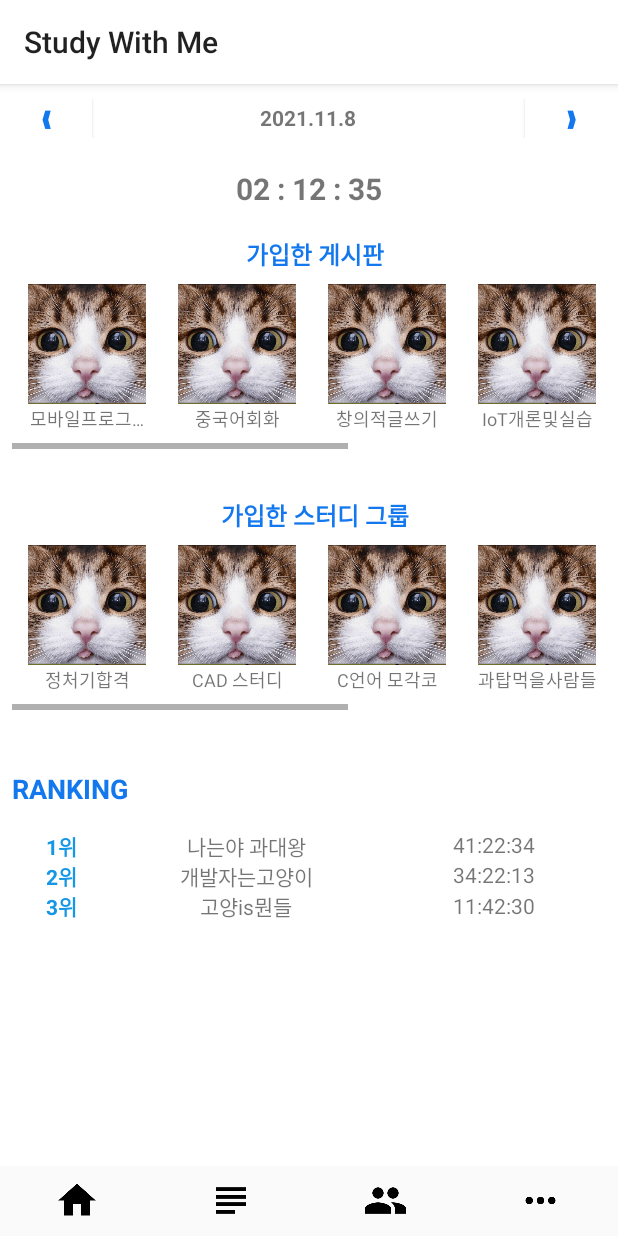
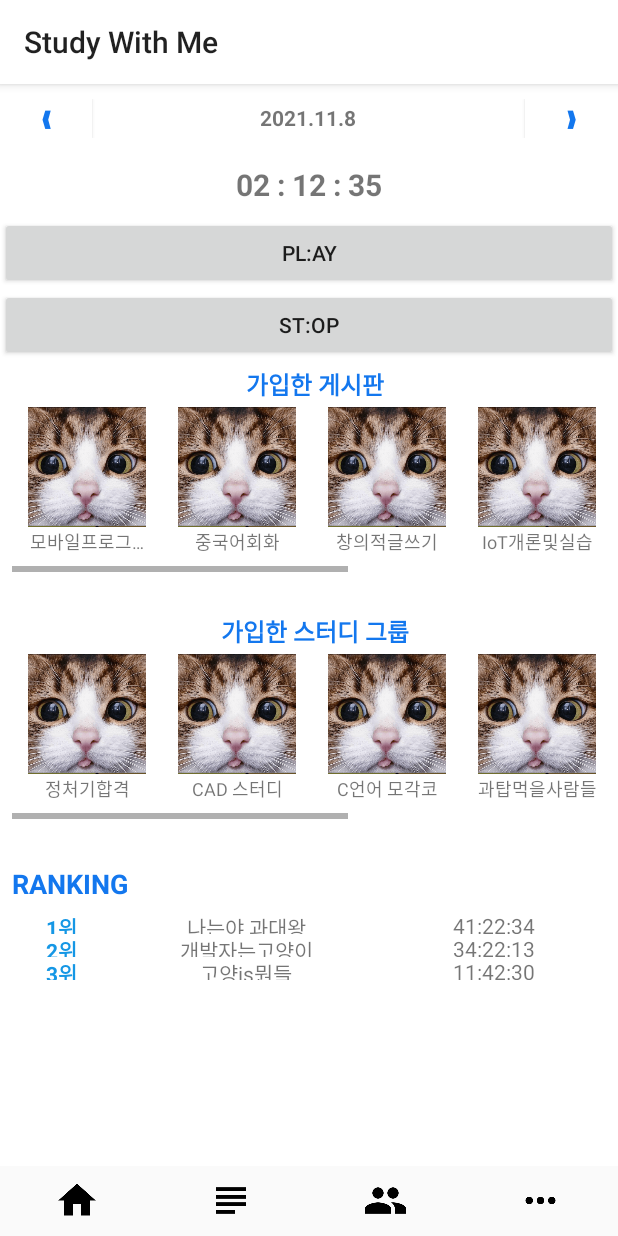
Before and after one commit to dev-cjwgit/StudyWithMeApplication, an Android app: the MainActivity screen opened directly, with no data from a screen before it, on a phone screen of 412 x 824 dp. Run offline under Robolectric (Android 15) with nearby library versions, the light colour scheme and no system bars.

Commit message:
1. main timer 버튼 대충 만듦

```diff
--- a/app/src/main/AndroidManifest.xml
+++ b/app/src/main/AndroidManifest.xml
@@ -9,6 +9,7 @@
         android:roundIcon="@mipmap/ic_launcher_round"
         android:supportsRtl="true"
         android:theme="@style/Theme.StudyWithMeApplication">
+
         <activity
             android:name=".AnswerDialogActivity"
             android:exported="false"
--- a/app/src/main/java/kr/ac/koreatech/teamproject/MainActivity.java
+++ b/app/src/main/java/kr/ac/koreatech/teamproject/MainActivity.java
@@ -6,12 +6,20 @@ import androidx.fragment.app.Fragment;
 import androidx.fragment.app.FragmentManager;
 import androidx.fragment.app.FragmentTransaction;
 
+import android.content.ComponentName;
+import android.content.Intent;
+import android.content.ServiceConnection;
 import android.content.pm.ActivityInfo;
 import android.os.Bundle;
+import android.os.Handler;
+import android.os.IBinder;
+import android.os.RemoteException;
 import android.util.Log;
 import android.view.Menu;
 import android.view.View;
 import android.view.WindowManager;
+import android.widget.Button;
+import android.widget.TextView;
 import android.widget.Toast;
 
 import java.util.HashMap;
@@ -26,6 +34,8 @@ public class MainActivity extends AppCompatActivity {
     private long backKeyPressedTime = 0;
 
     private Toast toast;
+    private Intent intent;
+    private boolean running = true;
 
     //region Override
     @Override
@@ -46,7 +56,10 @@ public class MainActivity extends AppCompatActivity {
         setContentView(binding.getRoot());
         getWindow().setFlags(WindowManager.LayoutParams.FLAG_FULLSCREEN, WindowManager.LayoutParams.FLAG_FULLSCREEN); // 상태바 없앰(전체화면)
         setRequestedOrientation(ActivityInfo.SCREEN_ORIENTATION_UNSPECIFIED); // 양방향 가로모드 고정
+        //
+
     }
+
 
     @Override
     public void onBackPressed() {
--- a/app/src/main/res/layout/fragment_main.xml
+++ b/app/src/main/res/layout/fragment_main.xml
@@ -51,7 +51,7 @@
 
     <TextView
 
-        android:id="@+id/textView15"
+        android:id="@+id/tvCounter"
         android:layout_width="match_parent"
         android:layout_height="wrap_content"
         android:layout_weight="1"
@@ -62,6 +62,18 @@
 
     <!-- TODO 김채연: 이 밑으론 listView을 통하여 구현해보세요. -->
     <!-- 만약 작은 화면에서는 화면이 짤릴 수 있으니 리스트뷰로 내려서도 확인이 가능하게 -->
+    <Button
+        android:id="@+id/btnPlay"
+        android:layout_width="match_parent"
+        android:layout_height="wrap_content"
+        android:text="PL:AY" />
+
+    <Button
+        android:id="@+id/btnStop"
+        android:layout_width="match_parent"
+        android:layout_height="wrap_content"
+        android:text="ST:OP" />
+
     <TextView
         android:id="@+id/textView"
         android:layout_width="match_parent"
```
